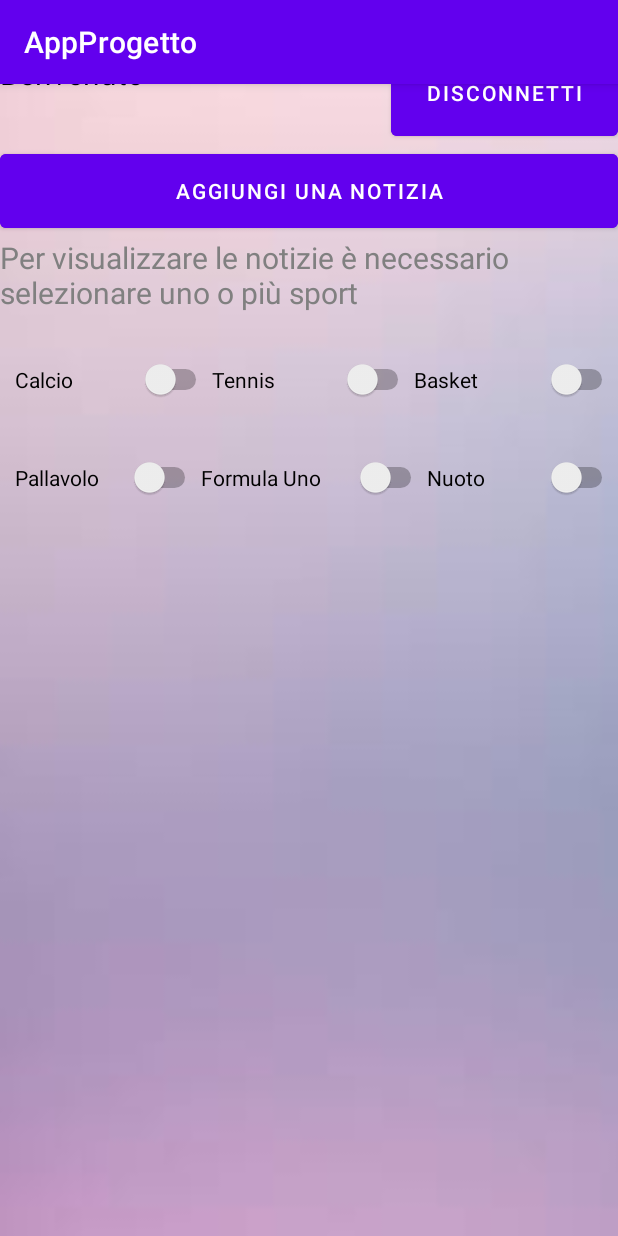
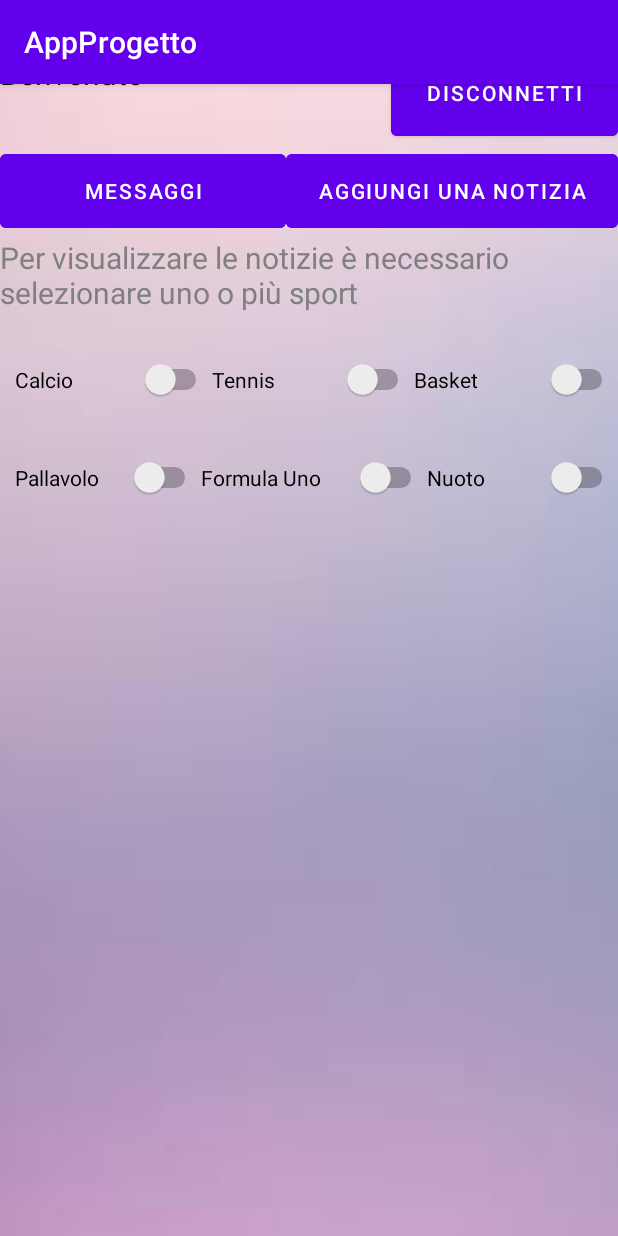
Before and after one commit to IsabellaMarini/AppProgetto2, an Android app: the pagina_home screen opened directly, with no data from a screen before it, on a phone screen of 412 x 824 dp. Run offline under Robolectric (Android 15) with nearby library versions, the phone set to English and light mode, and no system bars; our stand-ins replace Firebase (no records; nobody signed in at launch, a user with empty details on screens opened directly).

Commit message:
vari aggiustamenti

```diff
--- a/app/src/main/res/layout/activity_pagina_home.xml
+++ b/app/src/main/res/layout/activity_pagina_home.xml
@@ -2,10 +2,10 @@
 <androidx.constraintlayout.widget.ConstraintLayout xmlns:android="http://schemas.android.com/apk/res/android"
     xmlns:app="http://schemas.android.com/apk/res-auto"
     xmlns:tools="http://schemas.android.com/tools"
-    android:layout_width="match_parent"
-    android:layout_height="match_parent"
-    tools:context=".pagina_home"
-    android:background="@drawable/sfondo1">
+    android:layout_width="wrap_content"
+    android:layout_height="wrap_content"
+    android:background="@drawable/sfondo1"
+    tools:context=".pagina_home">
 
 
     <ScrollView
@@ -25,9 +25,10 @@
 
                 <TextView
                     android:id="@+id/textView2"
-                    android:layout_width="wrap_content"
+                    android:layout_width="0dp"
                     android:layout_height="69dp"
                     android:layout_weight="1"
+                    android:backgroundTint="@color/purple_500"
                     android:text="@string/benvenuto"
                     android:textColor="@color/black"
                     android:textSize="20sp" />
@@ -38,9 +39,10 @@
                     android:layout_height="69dp"
                     android:layout_marginEnd="16dp"
                     android:clickable="true"
+                    android:focusable="true"
                     android:textColor="@color/black"
                     android:textSize="20sp"
-                    android:focusable="true" />
+                    tools:ignore="SpeakableTextPresentCheck,SpeakableTextPresentCheck,SpeakableTextPresentCheck,SpeakableTextPresentCheck" />
 
                 <Button
                     android:id="@+id/disconnetti"
@@ -53,14 +55,31 @@
 
             </LinearLayout>
 
-            <Button
-                android:id="@+id/aggiungi"
+            <LinearLayout
                 android:layout_width="match_parent"
-                android:layout_height="61dp"
-                android:backgroundTint="@color/purple_500"
-                android:text="@string/aggiungi_una_notizia"
-                android:textColor="@color/white"
-                tools:ignore="TextContrastCheck" />
+                android:layout_height="match_parent"
+                android:orientation="horizontal">
+
+                <Button
+                    android:id="@+id/chat"
+                    android:layout_width="0dp"
+                    android:layout_height="match_parent"
+                    android:layout_weight="1"
+                    android:backgroundTint="@color/purple_500"
+                    android:text="@string/messaggi"
+                    android:textColor="@color/white"
+                    style="?android:attr/buttonBarButtonStyle" />
+
+                <Button
+                    android:id="@+id/aggiungi"
+                    android:layout_width="221dp"
+                    android:layout_height="61dp"
+                    android:backgroundTint="@color/purple_500"
+                    android:text="@string/aggiungi_una_notizia"
+                    android:textColor="@color/white"
+                    tools:ignore="TextContrastCheck"
+                    style="?android:attr/buttonBarButtonStyle" />
+            </LinearLayout>
 
             <TextView
                 android:id="@+id/descrizione"
@@ -68,7 +87,8 @@
                 android:layout_height="63dp"
                 android:text="@string/descrizione"
                 android:textColor="@color/gray"
-                android:textSize="20sp" />
+                android:textSize="20sp"
+                tools:ignore="TextContrastCheck,TextContrastCheck" />
 
             <LinearLayout
                 android:layout_width="match_parent"
@@ -81,9 +101,10 @@
                     android:layout_height="63dp"
                     android:layout_marginStart="10dp"
                     android:layout_weight="1"
+                    android:color="@color/purple_500"
+                    android:state_checked="true"
                     android:text="@string/calcio"
                     android:textColor="@color/black"
-                    android:color="@color/purple_500" android:state_checked="true"
                     tools:ignore="UseSwitchCompatOrMaterialXml" />
 
                 <Switch
@@ -91,9 +112,9 @@
                     android:layout_width="wrap_content"
                     android:layout_height="match_parent"
                     android:layout_weight="1"
+                    android:color="@color/purple_500"
                     android:text="@string/tennis"
                     android:textColor="@color/black"
-                    android:color="@color/purple_500"
                     tools:ignore="UseSwitchCompatOrMaterialXml" />
 
                 <Switch
@@ -101,9 +122,9 @@
                     android:layout_width="wrap_content"
                     android:layout_height="63dp"
                     android:layout_weight="1"
+                    android:color="@color/purple_500"
                     android:text="@string/basket"
                     android:textColor="@color/black"
-                    android:color="@color/purple_500"
                     tools:ignore="UseSwitchCompatOrMaterialXml" />
             </LinearLayout>
 
@@ -118,9 +139,9 @@
                     android:layout_height="67dp"
                     android:layout_marginStart="10dp"
                     android:layout_weight="1"
+                    android:color="@color/purple_500"
                     android:text="@string/pallavolo"
                     android:textColor="@color/black"
-                    android:color="@color/purple_500"
                     tools:ignore="UseSwitchCompatOrMaterialXml" />
 
                 <Switch
@@ -128,9 +149,9 @@
                     android:layout_width="110dp"
                     android:layout_height="67dp"
                     android:layout_weight="1"
+                    android:color="@color/purple_500"
                     android:text="@string/formula_uno"
                     android:textColor="@color/black"
-                    android:color="@color/purple_500"
                     tools:ignore="UseSwitchCompatOrMaterialXml" />
 
                 <Switch
@@ -138,9 +159,9 @@
                     android:layout_width="wrap_content"
                     android:layout_height="67dp"
                     android:layout_weight="1"
+                    android:color="@color/purple_500"
                     android:text="@string/nuoto"
                     android:textColor="@color/black"
-                    android:color="@color/purple_500"
                     tools:ignore="UseSwitchCompatOrMaterialXml" />
 
             </LinearLayout>
--- a/app/src/main/res/values/strings.xml
+++ b/app/src/main/res/values/strings.xml
@@ -41,5 +41,6 @@
     <string name="manda">Scrivi un messaggio</string>
     <string name="mandato">Questo è un messaggio inviato</string>
     <string name="ricevuto">Questo è un messaggio ricevuto</string>
+    <string name="messaggi">Messaggi</string>
 
 </resources>
```
Also changed, not shown: app/src/main/res/layout/pagina_accesso.xml (+10 -8 lines).
